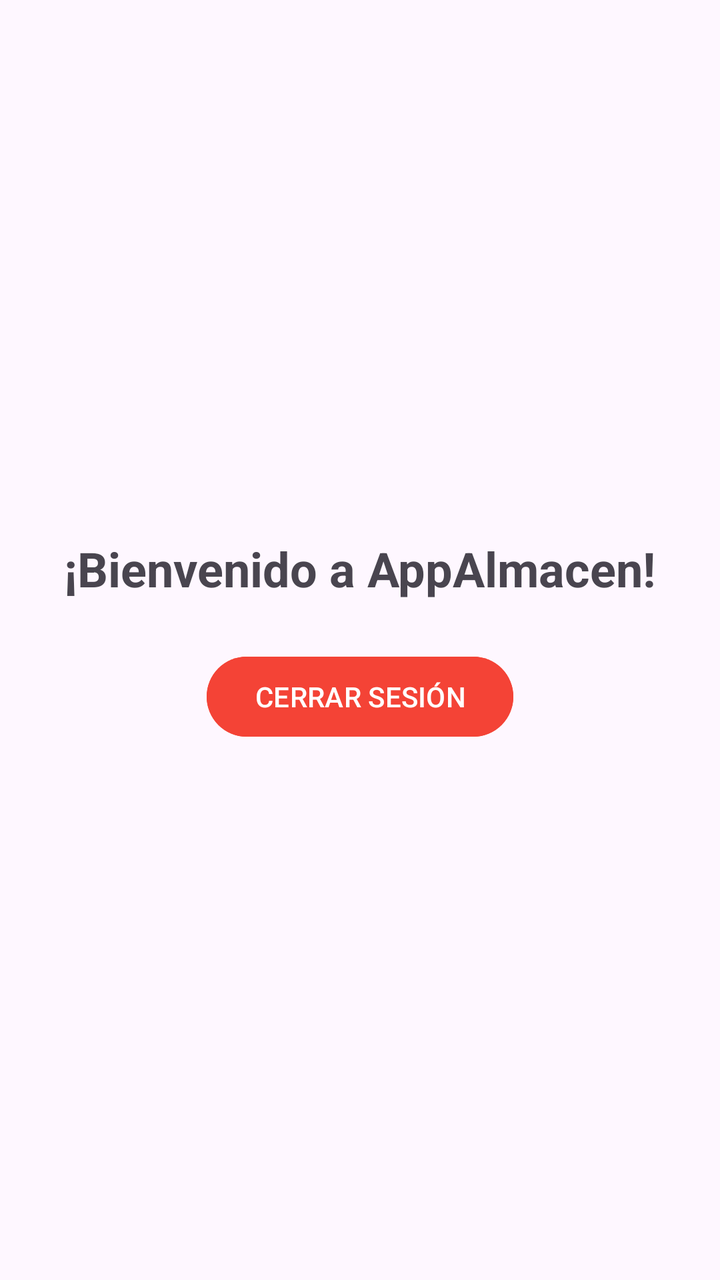
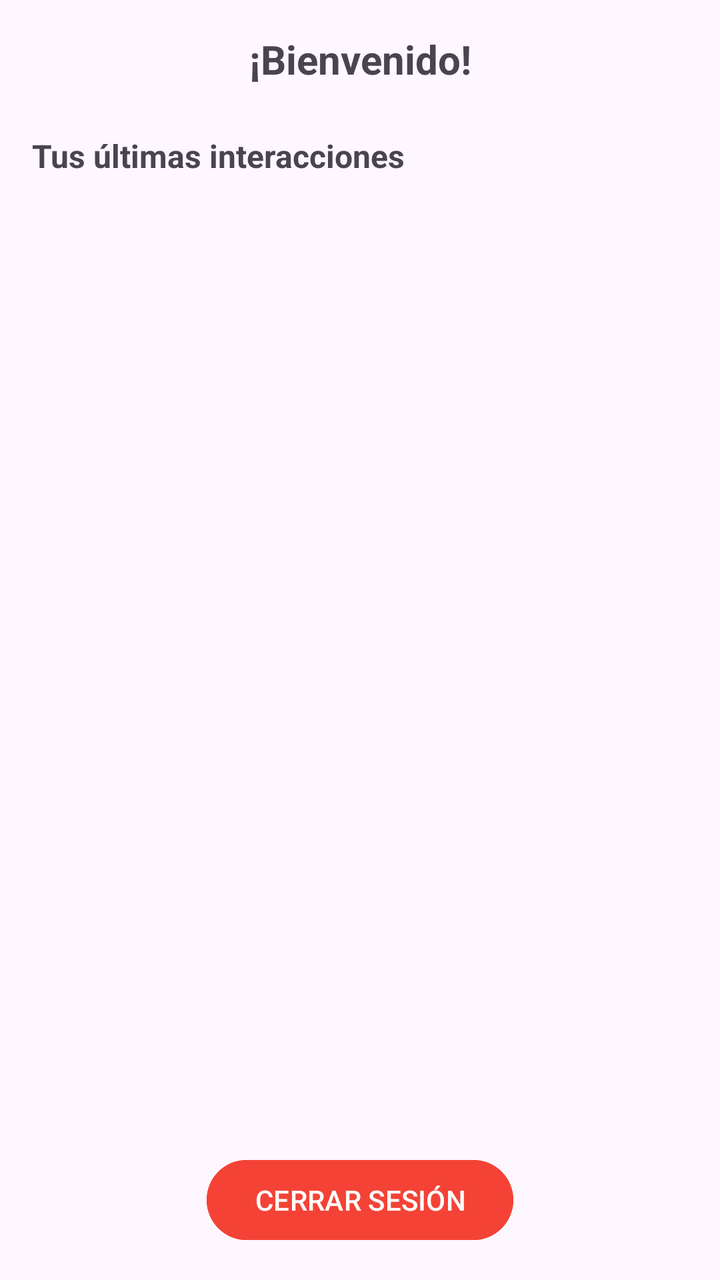

An Android layout rendered at two revisions. The XML below is the earlier revision; the diff shows what the commit changed to produce the second picture.
<!-- AndroidManifest.xml: application theme Theme.AppAlmacen -->
<!-- res/layout/activity_main.xml -->
<?xml version="1.0" encoding="utf-8"?>
<androidx.constraintlayout.widget.ConstraintLayout xmlns:android="http://schemas.android.com/apk/res/android"
    xmlns:app="http://schemas.android.com/apk/res-auto"
    xmlns:tools="http://schemas.android.com/tools"
    android:layout_width="match_parent"
    android:layout_height="match_parent"
    tools:context=".view.activities.MainActivity">

    <TextView
        android:id="@+id/tvWelcome"
        android:layout_width="wrap_content"
        android:layout_height="wrap_content"
        android:text="¡Bienvenido a AppAlmacen!"
        android:textSize="24sp"
        android:textStyle="bold"
        app:layout_constraintBottom_toTopOf="@+id/btnLogout"
        app:layout_constraintEnd_toEndOf="parent"
        app:layout_constraintStart_toStartOf="parent"
        app:layout_constraintTop_toTopOf="parent"
        app:layout_constraintVertical_chainStyle="packed" />

    <Button
        android:id="@+id/btnLogout"
        android:layout_width="wrap_content"
        android:layout_height="wrap_content"
        android:layout_marginTop="24dp"
        android:text="CERRAR SESIÓN"
        android:backgroundTint="#F44336"
        app:layout_constraintBottom_toBottomOf="parent"
        app:layout_constraintEnd_toEndOf="parent"
        app:layout_constraintStart_toStartOf="parent"
        app:layout_constraintTop_toBottomOf="@+id/tvWelcome" />

</androidx.constraintlayout.widget.ConstraintLayout>
<!-- resources referenced by this layout -->
<resources>
  <style name="Theme.AppAlmacen" parent="Base.Theme.AppAlmacen" />
  <style name="Base.Theme.AppAlmacen" parent="Theme.Material3.DayNight.NoActionBar">
          
          
      </style>
</resources>

<!-- the commit's change to res/layout/activity_main.xml (unified diff, before → after) -->
@@ -10,25 +10,56 @@
         android:id="@+id/tvWelcome"
         android:layout_width="wrap_content"
         android:layout_height="wrap_content"
-        android:text="¡Bienvenido a AppAlmacen!"
-        android:textSize="24sp"
+        android:layout_marginTop="16dp"
+        android:text="¡Bienvenido!"
+        android:textSize="20sp"
         android:textStyle="bold"
+        app:layout_constraintEnd_toEndOf="parent"
+        app:layout_constraintStart_toStartOf="parent"
+        app:layout_constraintTop_toTopOf="parent" />
+
+    <TextView
+        android:id="@+id/tvInteraccionesTitulo"
+        android:layout_width="wrap_content"
+        android:layout_height="wrap_content"
+        android:layout_marginStart="16dp"
+        android:layout_marginTop="24dp"
+        android:text="Tus últimas interacciones"
+        android:textSize="16sp"
+        android:textStyle="bold"
+        app:layout_constraintStart_toStartOf="parent"
+        app:layout_constraintTop_toBottomOf="@id/tvWelcome" />
+
+    <androidx.recyclerview.widget.RecyclerView
+        android:id="@+id/rvRecientes"
+        android:layout_width="match_parent"
+        android:layout_height="0dp"
+        android:layout_marginTop="8dp"
+        android:layout_marginBottom="16dp"
+        app:layout_constraintBottom_toTopOf="@+id/btnGestionUsuarios"
+        app:layout_constraintTop_toBottomOf="@id/tvInteraccionesTitulo" />
+
+    <Button
+        android:id="@+id/btnGestionUsuarios"
+        android:layout_width="wrap_content"
+        android:layout_height="wrap_content"
+        android:layout_marginBottom="8dp"
+        android:text="GESTIONAR USUARIOS"
+        android:backgroundTint="#2196F3"
+        android:visibility="gone"
         app:layout_constraintBottom_toTopOf="@+id/btnLogout"
         app:layout_constraintEnd_toEndOf="parent"
-        app:layout_constraintStart_toStartOf="parent"
-        app:layout_constraintTop_toTopOf="parent"
-        app:layout_constraintVertical_chainStyle="packed" />
+        app:layout_constraintStart_toStartOf="parent" />
 
     <Button
         android:id="@+id/btnLogout"
         android:layout_width="wrap_content"
         android:layout_height="wrap_content"
-        android:layout_marginTop="24dp"
+        android:layout_marginBottom="16dp"
         android:text="CERRAR SESIÓN"
         android:backgroundTint="#F44336"
         app:layout_constraintBottom_toBottomOf="parent"
         app:layout_constraintEnd_toEndOf="parent"
-        app:layout_constraintStart_toStartOf="parent"
-        app:layout_constraintTop_toBottomOf="@+id/tvWelcome" />
+        app:layout_constraintStart_toStartOf="parent" />
 
 </androidx.constraintlayout.widget.ConstraintLayout>
